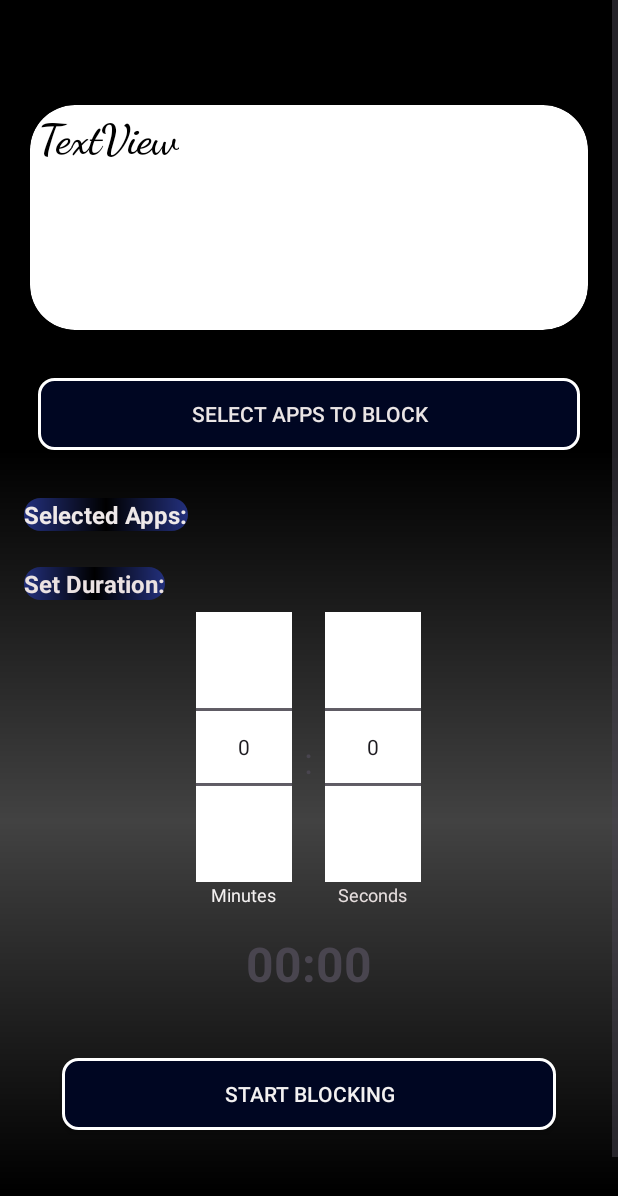
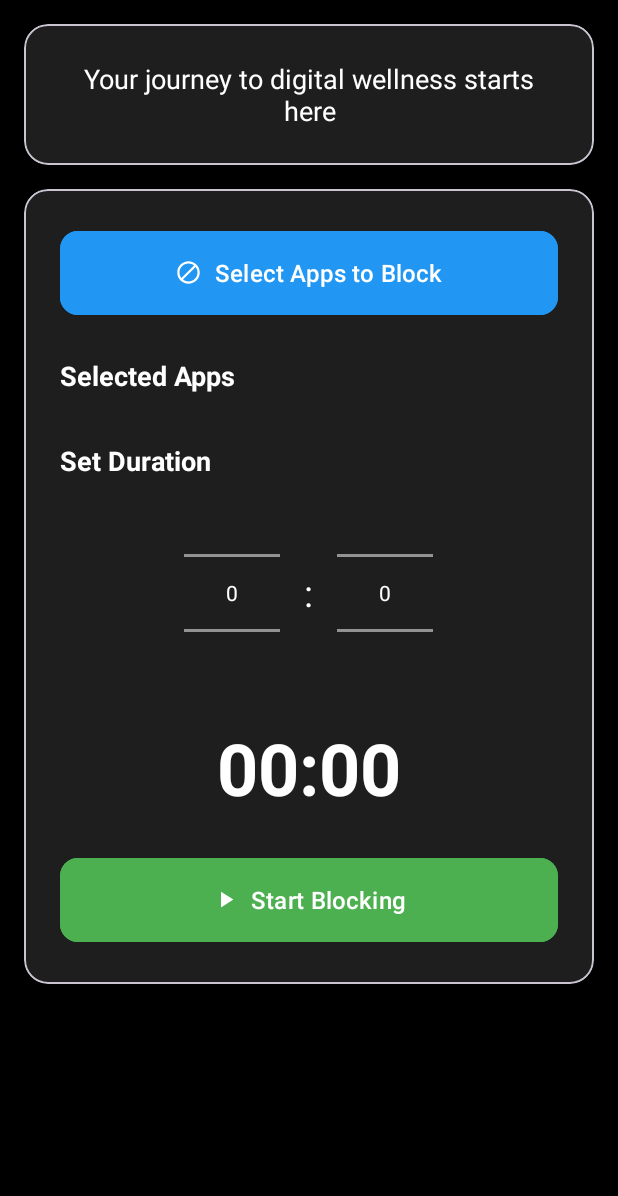
Before and after one commit to codeEnthusiast21/AppUsageTracking, an Android app: the layout activity_timed_blocking.xml on its own in the app's theme, with its tools: preview values and no code run, on a phone screen of 412 x 824 dp. Shown: the top 1196 px of the screen. Run offline under Robolectric (Android 15) with nearby library versions, the phone set to English and light mode, and no system bars; Roboto replaces fonts that are not available here.

Commit message:
UI changes

```diff
--- /dev/null
+++ b/app/src/main/res/drawable/ic_block.xml
@@ -0,0 +1,5 @@
+<vector xmlns:android="http://schemas.android.com/apk/res/android" android:height="24dp" android:tint="#000000" android:viewportHeight="24" android:viewportWidth="24" android:width="24dp">
+
+    <path android:fillColor="@android:color/white" android:pathData="M12,2C6.48,2 2,6.48 2,12s4.48,10 10,10 10,-4.48 10,-10S17.52,2 12,2zM4,12c0,-4.42 3.58,-8 8,-8 1.85,0 3.55,0.63 4.9,1.69L5.69,16.9C4.63,15.55 4,13.85 4,12zM12,20c-1.85,0 -3.55,-0.63 -4.9,-1.69L18.31,7.1C19.37,8.45 20,10.15 20,12c0,4.42 -3.58,8 -8,8z"/>
+
+</vector>
--- /dev/null
+++ b/app/src/main/res/drawable/ic_close.xml
@@ -0,0 +1,5 @@
+<vector xmlns:android="http://schemas.android.com/apk/res/android" android:height="24dp" android:tint="#000000" android:viewportHeight="24" android:viewportWidth="24" android:width="24dp">
+
+    <path android:fillColor="@android:color/white" android:pathData="M19,6.41L17.59,5 12,10.59 6.41,5 5,6.41 10.59,12 5,17.59 6.41,19 12,13.41 17.59,19 19,17.59 13.41,12z"/>
+
+</vector>
--- /dev/null
+++ b/app/src/main/res/drawable/ic_play.xml
@@ -0,0 +1,5 @@
+<vector android:height="24dp" android:tint="#FFFFFF"
+    android:viewportHeight="24" android:viewportWidth="24"
+    android:width="24dp" xmlns:android="http://schemas.android.com/apk/res/android">
+    <path android:fillColor="@android:color/white" android:pathData="M8,5v14l11,-7z"/>
+</vector>
--- /dev/null
+++ b/app/src/main/res/drawable/ic_track.xml
@@ -0,0 +1,5 @@
+<vector xmlns:android="http://schemas.android.com/apk/res/android" android:height="24dp" android:tint="#000000" android:viewportHeight="24" android:viewportWidth="24" android:width="24dp">
+
+    <path android:fillColor="@android:color/white" android:pathData="M19.07,4.93l-1.41,1.41C19.1,7.79 20,9.79 20,12c0,4.42 -3.58,8 -8,8s-8,-3.58 -8,-8c0,-4.08 3.05,-7.44 7,-7.93v2.02C8.16,6.57 6,9.03 6,12c0,3.31 2.69,6 6,6s6,-2.69 6,-6c0,-1.66 -0.67,-3.16 -1.76,-4.24l-1.41,1.41C15.55,9.9 16,10.9 16,12c0,2.21 -1.79,4 -4,4s-4,-1.79 -4,-4c0,-1.86 1.28,-3.41 3,-3.86v2.14c-0.6,0.35 -1,0.98 -1,1.72 0,1.1 0.9,2 2,2s2,-0.9 2,-2c0,-0.74 -0.4,-1.38 -1,-1.72V2h-1C6.48,2 2,6.48 2,12s4.48,10 10,10 10,-4.48 10,-10c0,-2.76 -1.12,-5.26 -2.93,-7.07z"/>
+
+</vector>
--- a/app/src/main/res/layout/activity_timed_blocking.xml
+++ b/app/src/main/res/layout/activity_timed_blocking.xml
@@ -4,179 +4,149 @@
     xmlns:tools="http://schemas.android.com/tools"
     android:layout_width="match_parent"
     android:layout_height="match_parent"
+    android:background="@color/black"
     android:fillViewport="true">
 
     <androidx.constraintlayout.widget.ConstraintLayout
         android:layout_width="match_parent"
-        android:layout_height="match_parent"
-        android:background="#000000"
-        android:backgroundTint="#000000">
+        android:layout_height="wrap_content">
 
-        <LinearLayout
-            android:id="@+id/linearLayout2"
+        <!-- Quote Card -->
+        <com.google.android.material.card.MaterialCardView
+            android:id="@+id/quoteCard"
             android:layout_width="match_parent"
             android:layout_height="wrap_content"
-            android:layout_marginTop="300dp"
-            android:layout_marginBottom="85dp"
-            android:background="@drawable/background"
-            android:orientation="vertical"
-            android:padding="16dp"
-            app:layout_constraintBottom_toBottomOf="parent"
-            app:layout_constraintStart_toStartOf="parent"
+            android:layout_margin="16dp"
+            app:cardBackgroundColor="#1E1E1E"
+            app:cardCornerRadius="16dp"
+            app:cardElevation="8dp"
             app:layout_constraintTop_toTopOf="parent">
 
             <TextView
-                android:id="@+id/selectedAppsLabel"
+                android:id="@+id/tvQuotes"
+                android:layout_width="match_parent"
+                android:layout_height="wrap_content"
+                android:gravity="center"
+                android:padding="24dp"
+                android:textColor="#FFFFFF"
+                android:textSize="18sp"
+                tools:text="Your journey to digital wellness starts here" />
+        </com.google.android.material.card.MaterialCardView>
+
+        <!-- Main Content Card -->
+        <com.google.android.material.card.MaterialCardView
+            android:layout_width="match_parent"
+            android:layout_height="wrap_content"
+            android:layout_margin="16dp"
+            app:cardBackgroundColor="#1E1E1E"
+            app:cardCornerRadius="16dp"
+            app:cardElevation="8dp"
+            app:layout_constraintTop_toBottomOf="@id/quoteCard">
+
+            <LinearLayout
+                android:layout_width="match_parent"
+                android:layout_height="wrap_content"
+                android:orientation="vertical"
+                android:padding="24dp">
+
+                <!-- Select Apps Button -->
+                <com.google.android.material.button.MaterialButton
+                    android:id="@+id/selectAppsButton"
+                    android:layout_width="match_parent"
+                    android:layout_height="64dp"
+                    android:layout_marginBottom="24dp"
+                    android:backgroundTint="#2196F3"
+                    android:text="Select Apps to Block"
+                    android:textSize="16sp"
+                    app:cornerRadius="12dp"
+                    app:icon="@drawable/ic_block"
+                    app:iconGravity="textStart"
+                    app:iconPadding="8dp" />
+
+                <!-- Selected Apps Section -->
+                <TextView
                     android:layout_width="wrap_content"
                     android:layout_height="wrap_content"
-                android:layout_marginTop="16dp"
-                android:background="@drawable/gradient"
-                android:text="Selected Apps:"
-                android:textColor="#EFE9E9"
-                android:textSize="16sp"
+                    android:layout_marginBottom="8dp"
+                    android:text="Selected Apps"
+                    android:textColor="#FFFFFF"
+                    android:textSize="18sp"
                     android:textStyle="bold" />
 
                 <LinearLayout
                     android:id="@+id/selectedAppsContainer"
                     android:layout_width="match_parent"
                     android:layout_height="wrap_content"
-                android:layout_marginTop="8dp"
-                android:layout_marginBottom="16dp"
+                    android:layout_marginBottom="24dp"
                     android:orientation="vertical" />
 
+                <!-- Duration Section -->
                 <TextView
-                android:id="@+id/durationLabel"
                     android:layout_width="wrap_content"
                     android:layout_height="wrap_content"
-                android:layout_marginBottom="8dp"
-                android:background="@drawable/gradient"
-                android:text="Set Duration:"
-                android:textColor="#EBE2E2"
-                android:textSize="16sp"
+                    android:layout_marginBottom="16dp"
+                    android:text="Set Duration"
+                    android:textColor="#FFFFFF"
+                    android:textSize="18sp"
                     android:textStyle="bold" />
 
                 <LinearLayout
-                android:id="@+id/timePickerContainer"
                     android:layout_width="match_parent"
                     android:layout_height="wrap_content"
-                android:layout_marginBottom="16dp"
+                    android:layout_marginBottom="24dp"
                     android:gravity="center"
                     android:orientation="horizontal">
 
-                <LinearLayout
-                    android:layout_width="wrap_content"
-                    android:layout_height="wrap_content"
-                    android:gravity="center"
-                    android:orientation="vertical">
-
+                    <!-- Minutes Picker -->
                     <NumberPicker
                         android:id="@+id/minutesPicker"
                         android:layout_width="wrap_content"
-                        android:layout_height="wrap_content"
-                        android:background="@color/white" />
+                        android:layout_height="120dp"
+                        android:descendantFocusability="blocksDescendants"
+                        android:theme="@android:style/Theme.Material" />
 
                     <TextView
                         android:layout_width="wrap_content"
                         android:layout_height="wrap_content"
-                        android:text="Minutes"
-                        android:textColor="#F3F0F0"
-                        android:textSize="12sp" />
-                </LinearLayout>
-
-                <TextView
-                    android:layout_width="wrap_content"
-                    android:layout_height="wrap_content"
-                    android:layout_marginHorizontal="8dp"
+                        android:layout_marginHorizontal="16dp"
                         android:text=":"
+                        android:textColor="#FFFFFF"
                         android:textSize="24sp" />
 
-                <LinearLayout
-                    android:layout_width="wrap_content"
-                    android:layout_height="wrap_content"
-                    android:gravity="center"
-                    android:orientation="vertical">
-
+                    <!-- Seconds Picker -->
                     <NumberPicker
                         android:id="@+id/secondsPicker"
                         android:layout_width="wrap_content"
-                        android:layout_height="wrap_content"
-                        android:background="@color/white" />
-
-                    <TextView
-                        android:layout_width="wrap_content"
-                        android:layout_height="wrap_content"
-                        android:text="Seconds"
-                        android:textColor="#E6DEDE"
-                        android:textSize="12sp" />
-                </LinearLayout>
+                        android:layout_height="120dp"
+                        android:descendantFocusability="blocksDescendants"
+                        android:theme="@android:style/Theme.Material" />
                 </LinearLayout>
 
+                <!-- Timer Display -->
                 <TextView
                     android:id="@+id/timerText"
-                android:layout_width="wrap_content"
+                    android:layout_width="match_parent"
                     android:layout_height="wrap_content"
-                android:layout_gravity="center"
-                android:layout_marginBottom="16dp"
+                    android:layout_marginBottom="24dp"
+                    android:gravity="center"
                     android:text="00:00"
-                android:textSize="32sp"
+                    android:textColor="#FFFFFF"
+                    android:textSize="48sp"
                     android:textStyle="bold" />
 
-            <androidx.appcompat.widget.AppCompatButton
+                <!-- Start Button -->
+                <com.google.android.material.button.MaterialButton
                     android:id="@+id/startButton"
                     android:layout_width="match_parent"
-                android:layout_height="wrap_content"
-                android:layout_margin="25dp"
-                android:background="@drawable/border"
+                    android:layout_height="64dp"
+                    android:backgroundTint="#4CAF50"
                     android:text="Start Blocking"
-                android:textColor="#F3F1F1" />
-
+                    android:textSize="16sp"
+                    app:cornerRadius="12dp"
+                    app:icon="@drawable/ic_play"
+                    app:iconGravity="textStart"
+                    app:iconPadding="8dp" />
             </LinearLayout>
-
-        <androidx.appcompat.widget.AppCompatButton
-            android:id="@+id/selectAppsButton"
-            android:layout_width="match_parent"
-            android:layout_height="wrap_content"
-            android:layout_marginStart="25dp"
-            android:layout_marginEnd="25dp"
-            android:background="@drawable/border"
-            android:text="Select Apps to Block"
-            android:textColor="#EAE5E5"
-            app:layout_constraintBottom_toTopOf="@+id/linearLayout2"
-            app:layout_constraintEnd_toEndOf="parent"
-            app:layout_constraintHorizontal_bias="0.0"
-            app:layout_constraintStart_toStartOf="parent" />
-
-        <com.google.android.material.card.MaterialCardView
-            android:layout_width="match_parent"
-            android:layout_height="150dp"
-            android:layout_marginStart="20dp"
-            android:layout_marginTop="70dp"
-            android:layout_marginEnd="20dp"
-            android:background="@drawable/background"
-            android:elevation="8dp"
-            app:cardBackgroundColor="@color/white"
-            app:cardCornerRadius="30dp"
-            app:cardElevation="15dp"
-            app:cardMaxElevation="15dp"
-            app:layout_constraintEnd_toEndOf="parent"
-            app:layout_constraintStart_toStartOf="parent"
-            app:layout_constraintTop_toTopOf="parent"
-            app:strokeColor="#EDEBEB"
-            app:strokeWidth="0dp">
-
-            <TextView
-                android:id="@+id/tvQuotes"
-                android:layout_width="wrap_content"
-                android:layout_height="wrap_content"
-                android:layout_marginLeft="5dp"
-                android:layout_marginTop="5dp"
-                android:fontFamily="cursive"
-                android:gravity="center"
-                android:text="TextView"
-                android:textAlignment="center"
-                android:textColor="#000000"
-                android:textSize="28sp"
-                android:textStyle="bold" />
         </com.google.android.material.card.MaterialCardView>
     </androidx.constraintlayout.widget.ConstraintLayout>
 </ScrollView>
```
Also changed, not shown: app/src/main/java/com/example/otherapptimedetection/TimedBlockingActivity.kt (+18 -8 lines), app/src/main/res/layout/activity_main.xml (+74 -58 lines), app/src/main/res/layout/blocked_app_item.xml (+19 -8 lines), app/src/main/res/layout/item_selected_app.xml (+10 -5 lines), app/src/main/res/values/colors.xml (+6 -1 lines), app/src/main/res/values/themes.xml (+12 -0 lines). Lines whose indentation alone changed are shown as unchanged.
